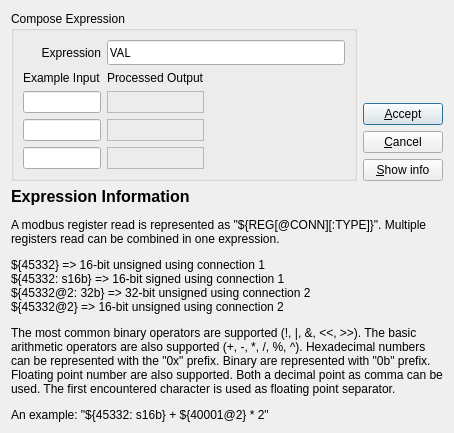
The window that src/dialogs/expressionsdialog.ui (ModbusScope/ModbusScope) describes before a commit, drawn with Qt 5.
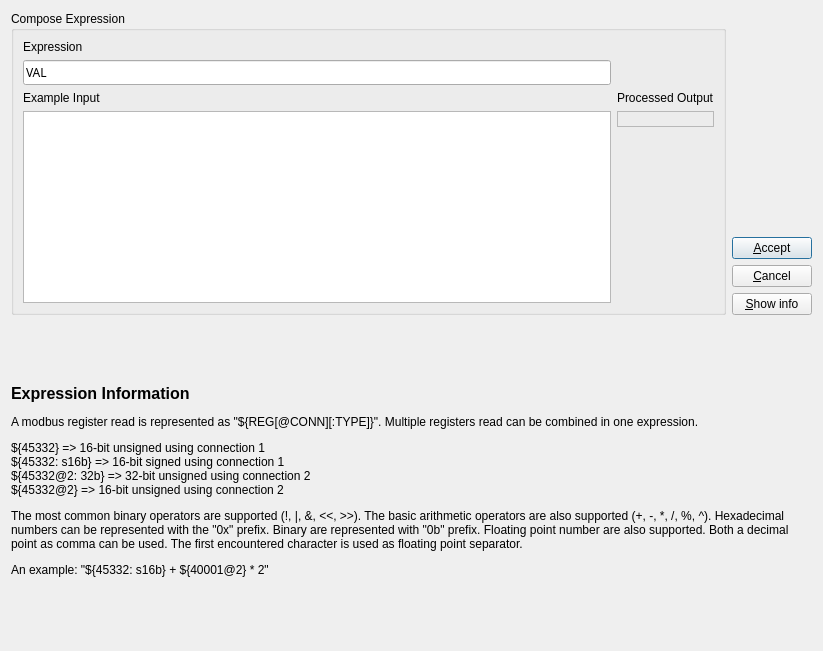
The same window after the commit.

Commit message: Rework  expression dialog (1)

The edit to the form file:
```diff
--- a/src/dialogs/expressionsdialog.ui
+++ b/src/dialogs/expressionsdialog.ui
@@ -9,8 +9,8 @@
    <rect>
     <x>0</x>
     <y>0</y>
-    <width>632</width>
-    <height>505</height>
+    <width>823</width>
+    <height>651</height>
    </rect>
   </property>
   <property name="windowTitle">
@@ -21,7 +21,7 @@
   </property>
   <layout class="QVBoxLayout" name="verticalLayout_3" stretch="0,1">
    <property name="sizeConstraint">
-    <enum>QLayout::SetFixedSize</enum>
+    <enum>QLayout::SetNoConstraint</enum>
    </property>
    <item>
     <layout class="QHBoxLayout" name="horizontalLayout_3">
@@ -38,9 +38,11 @@
          <property name="title">
           <string>Compose Expression</string>
          </property>
-         <layout class="QGridLayout" name="gridLayout" columnstretch="1,1,2">
-          <item row="4" column="1">
-           <widget class="QLabel" name="lblOut2">
+         <layout class="QGridLayout" name="gridLayout" columnstretch="1,0">
+          <item row="5" column="1">
+           <layout class="QVBoxLayout" name="verticalLayout_5">
+            <item>
+             <widget class="QLabel" name="lblOut">
             <property name="frameShape">
              <enum>QFrame::StyledPanel</enum>
             </property>
@@ -52,81 +54,25 @@
             </property>
            </widget>
           </item>
-          <item row="2" column="1">
-           <widget class="QLabel" name="lblOut0">
-            <property name="frameShape">
-             <enum>QFrame::StyledPanel</enum>
-            </property>
-            <property name="text">
-             <string/>
-            </property>
-            <property name="alignment">
-             <set>Qt::AlignCenter</set>
-            </property>
-           </widget>
-          </item>
-          <item row="1" column="0">
-           <widget class="QLabel" name="label_5">
-            <property name="text">
-             <string>Example Input</string>
-            </property>
-           </widget>
-          </item>
-          <item row="1" column="1">
-           <widget class="QLabel" name="label_6">
-            <property name="text">
-             <string>Processed Output</string>
-            </property>
-           </widget>
-          </item>
-          <item row="3" column="0">
-           <widget class="QLineEdit" name="lineIn1">
-            <property name="alignment">
-             <set>Qt::AlignCenter</set>
-            </property>
-           </widget>
-          </item>
-          <item row="3" column="1">
-           <widget class="QLabel" name="lblOut1">
-            <property name="frameShape">
-             <enum>QFrame::StyledPanel</enum>
-            </property>
-            <property name="text">
-             <string/>
-            </property>
-            <property name="alignment">
-             <set>Qt::AlignCenter</set>
-            </property>
-           </widget>
-          </item>
-          <item row="2" column="2">
-           <spacer name="horizontalSpacer">
+            <item>
+             <spacer name="verticalSpacer_2">
             <property name="orientation">
-             <enum>Qt::Horizontal</enum>
+               <enum>Qt::Vertical</enum>
             </property>
             <property name="sizeHint" stdset="0">
              <size>
-              <width>40</width>
-              <height>20</height>
+                <width>20</width>
+                <height>40</height>
              </size>
             </property>
            </spacer>
           </item>
-          <item row="4" column="0">
-           <widget class="QLineEdit" name="lineIn2">
-            <property name="alignment">
-             <set>Qt::AlignCenter</set>
-            </property>
-           </widget>
+           </layout>
+          </item>
+          <item row="5" column="0">
+           <widget class="QTableWidget" name="tblExpressionInput"/>
           </item>
           <item row="2" column="0">
-           <widget class="QLineEdit" name="lineIn0">
-            <property name="alignment">
-             <set>Qt::AlignCenter</set>
-            </property>
-           </widget>
-          </item>
-          <item row="0" column="1" colspan="2">
            <widget class="QLineEdit" name="lineExpression">
             <property name="font">
              <font>
@@ -138,19 +84,33 @@
             </property>
            </widget>
           </item>
-          <item row="0" column="0">
+          <item row="1" column="0">
            <widget class="QLabel" name="label">
             <property name="text">
              <string>Expression</string>
             </property>
             <property name="alignment">
-             <set>Qt::AlignRight|Qt::AlignTrailing|Qt::AlignVCenter</set>
+             <set>Qt::AlignLeading|Qt::AlignLeft|Qt::AlignVCenter</set>
             </property>
             <property name="buddy">
              <cstring>lineExpression</cstring>
             </property>
            </widget>
           </item>
+          <item row="3" column="1">
+           <widget class="QLabel" name="label_6">
+            <property name="text">
+             <string>Processed Output</string>
+            </property>
+           </widget>
+          </item>
+          <item row="3" column="0">
+           <widget class="QLabel" name="label_5">
+            <property name="text">
+             <string>Example Input</string>
+            </property>
+           </widget>
+          </item>
          </layout>
         </widget>
        </item>
```
Left out of the diff: 4 changed lines with no effect on the pictures. Lines whose indentation alone changed are shown as unchanged. The commit also changes 6 other files.
